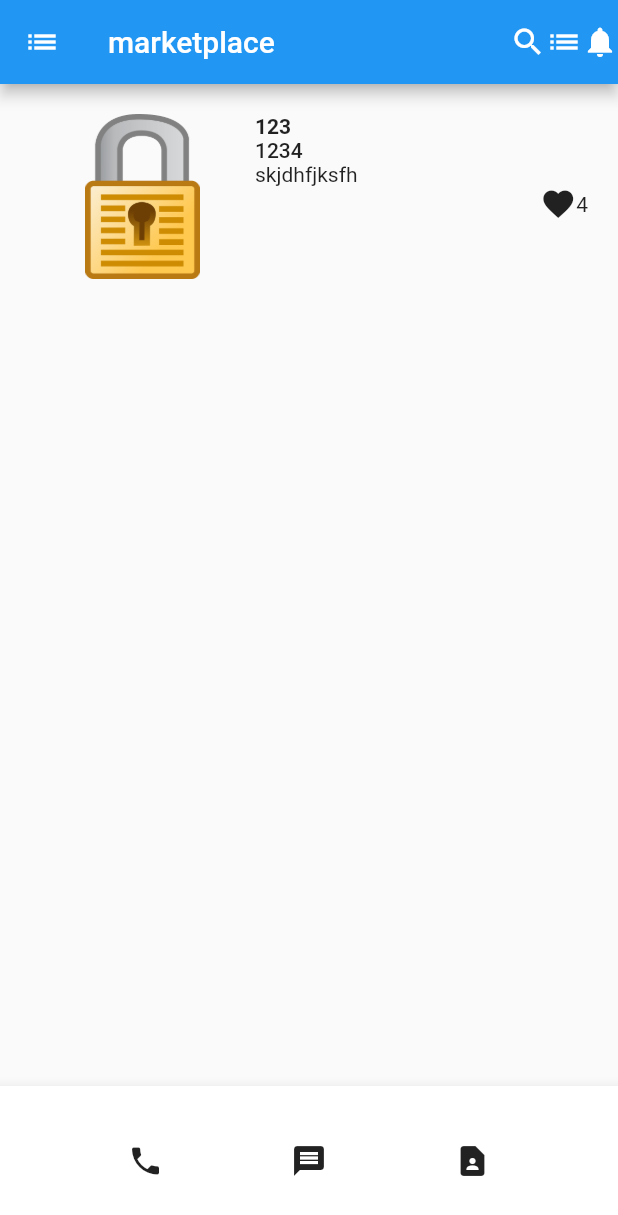
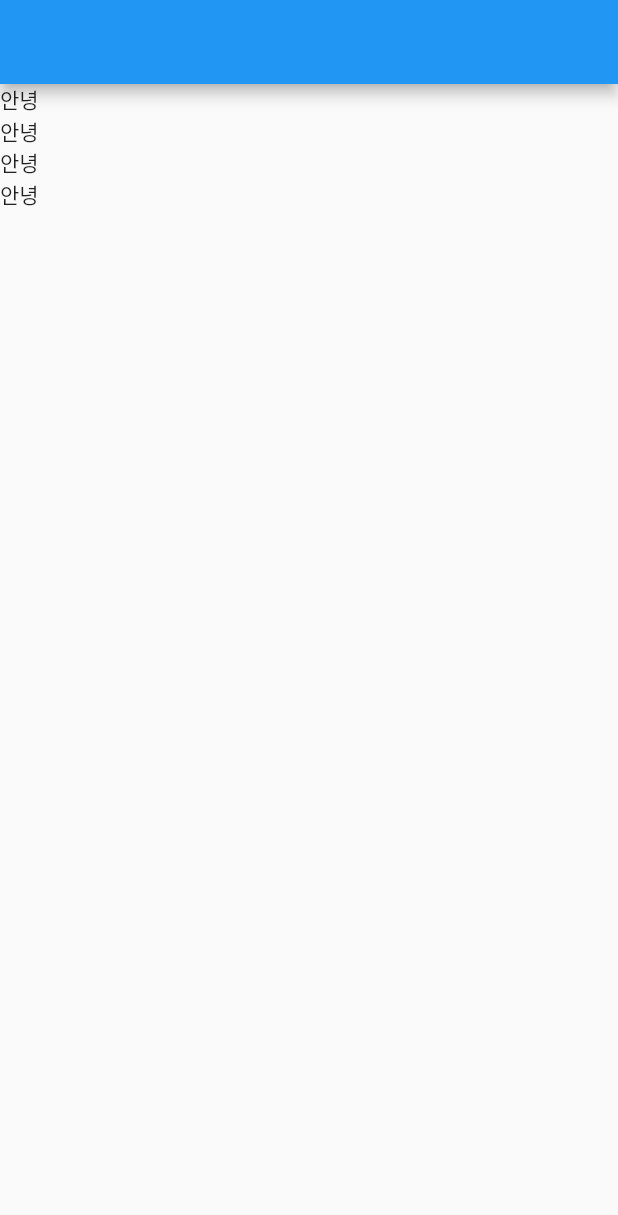
Before and after one commit to zhwltlr/flutter_contact, a Flutter app: the screen it shows after launch, on a phone screen of 412 x 824 dp. Shown: the top 1215 px of the screen. Run offline on Flutter 3.47's test engine with Material 2 defaults, Android fonts, the phone set to English and light mode, and no system bars.

Commit message:
custom widget & ListView

```diff
--- a/lib/main.dart
+++ b/lib/main.dart
@@ -4,6 +4,11 @@ import 'package:flutter/material.dart';
 void main() {
   runApp(const MyApp());
 }
+
+// 상단바, 하단바 처럼 바뀌지 않는 값들을 상수로 저장하여 사용
+// const a = SizedBox(
+//   child: Text('안녕'),
+// )
 
 // 메인 페이지 만드는 곳 - 이하 4줄은 기본적으로 들어가는 것
 class MyApp extends StatelessWidget {
@@ -13,47 +18,34 @@ class MyApp extends StatelessWidget {
   Widget build(BuildContext context) {
     return MaterialApp(
       home: Scaffold(
-        appBar: AppBar( leading: Icon(Icons.list),title: Text('marketplace'), actions: [Icon(Icons.search),Icon(Icons.list),Icon(Icons.notifications)],),
-        body: Container(
-          height: 150,
-          padding: EdgeInsets.all(20),
-          child: Row(
-            children: [
-              Image.asset('assets/profile.png', width: 150,),
-              Expanded(
-                child: Column(
-                  crossAxisAlignment: CrossAxisAlignment.start,
-                  children: [
-                    Text('123', style: TextStyle(fontWeight: FontWeight.w700 ),),
-                    Text('1234', style: TextStyle(fontWeight: FontWeight.w500),),
-                    Text('skjdhfjksfh'),
-                    Row(
-                      mainAxisAlignment: MainAxisAlignment.end,
-                      children: [
-                        Icon(Icons.favorite),
-                        Text('4')
-                      ],
-                    )
-                  ],
-                ),
-              ),
-            ],
-          ),
-        ),
-        bottomNavigationBar: BottomAppBar(
-          child: SizedBox(
-            height: 100,
-            child: Row(
-              mainAxisAlignment: MainAxisAlignment.spaceEvenly,
-              children: [
-                Icon(Icons.phone),
-                Icon(Icons.message),
-                Icon(Icons.contact_page),
-            ],
-          ),
-        ),
-      ),
+        appBar: AppBar(),
+        body: ListView(
+          // 목록이 길어져도 스크롤 바는 생기지 않는다. 그렇기 때문에 ListView를 쓴다.
+          // 스크롤 바가 위치하지 않는 곳은 메모리 삭제를 하여 성능개선을 해준다.
+          children: [
+            Text('안녕'),
+            Text('안녕'),
+            Text('안녕'),
+            Text('안녕'),
+          ],
+        )
       )
     );
   }
 }
+
+// 왜 class?
+// 커스텀 위젯은 class로 만든다.
+// extends : 오른쪽 class 복사해주세요
+// StatelessWidget : 완성품
+class ShopItem extends StatelessWidget {
+  const ShopItem({super.key}); // 어떤 파라미터를 쓸건지 정하는 부분
+
+  // override : 기존 완성품에 있는 build보다 우선적으로 적용하기 위해 작성함
+  @override
+  Widget build(BuildContext context) {
+    return const SizedBox(
+      child: Text('안녕'),
+    );
+  }
+}
```
